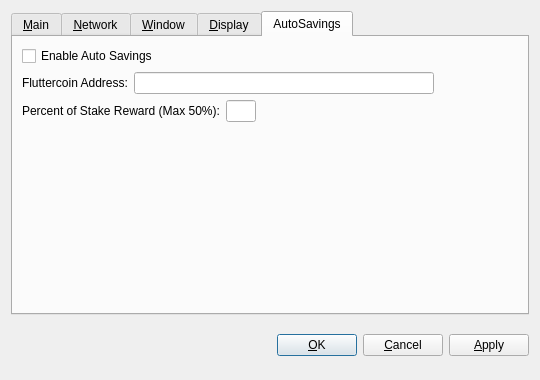
ofeefee/fluttercoin, file src/qt/forms/optionsdialog.ui: the form before one commit.
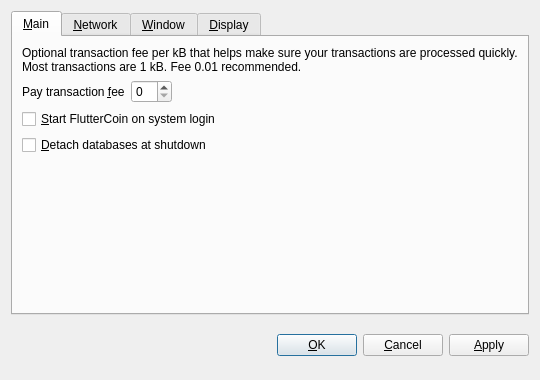
The form after the commit. The open tabs and pages were chosen to show the change. Custom widgets are drawn as their Qt base class.

Commit message: revert options gui

```diff
--- a/src/qt/forms/optionsdialog.ui
+++ b/src/qt/forms/optionsdialog.ui
@@ -367,132 +367,7 @@
         </spacer>
        </item>
       </layout>
-     </widget>
-     <widget class="QWidget" name="tabAutoSavings">
-      <attribute name="title">
-       <string>AutoSavings</string>
-      </attribute>
-      <layout class="QVBoxLayout" name="verticalLayout_AutoSavings">
-       <item>
-        <widget class="QCheckBox" name="autoSavingsFeatures">
-         <property name="toolTip">
-          <string>help help</string>
-         </property>
-         <property name="text">
-          <string>Enable Auto Savings</string>
-         </property>
-        </widget>
-       </item>
-       <item>
-        <layout class="QHBoxLayout" name="horizontalLayout_AutoSavingsiAddress">
-         <item>
-          <widget class="QLabel" name="autoSavingsAddressLabel">
-           <property name="text">
-            <string>Fluttercoin Address:</string>
-           </property>
-           <property name="textFormat">
-            <enum>Qt::PlainText</enum>
-           </property>
-           <property name="buddy">
-            <cstring>autoSavingsAddress</cstring>
-           </property>
-          </widget>
-         </item>
-         <item>
-          <widget class="QValidatedLineEdit" name="autoSavingsAddress">
-           <property name="minimumSize">
-            <size>
-             <width>300</width>
-             <height>0</height>
-            </size>
-           </property>
-           <property name="maximumSize">
-            <size>
-             <width>300</width>
-             <height>16777215</height>
-            </size>
-           </property>
-           <property name="toolTip">
-            <string>help help</string>
-           </property>
-          </widget>
-         </item>
-         <item>
-          <spacer name="horizontalSpacer_3">
-           <property name="orientation">
-            <enum>Qt::Horizontal</enum>
-           </property>
-           <property name="sizeType">
-            <enum>QSizePolicy::Expanding</enum>
-           </property>
-           <property name="sizeHint" stdset="0">
-            <size>
-             <width>40</width>
-             <height>20</height>
-            </size>
-           </property>
-          </spacer>
-         </item>
-        </layout>
-       </item>
-       <item>
-        <layout class="QHBoxLayout" name="horizontalLayout_AutoSavingsPercent">
-         <item>
-          <widget class="QLabel" name="autoSavingsPercentLabel">
-           <property name="text">
-            <string>Percent of Stake Reward (Max 50%):</string>
-           </property>
-           <property name="textFormat">
-            <enum>Qt::PlainText</enum>
-           </property>
-           <property name="buddy">
-            <cstring>autoSavingsPercent</cstring>
-           </property>
-          </widget>
-         </item>
-         <item>
-          <widget class="QValidatedLineEdit" name="autoSavingsPercent">
-           <property name="maximumSize">
-            <size>
-             <width>30</width>
-             <height>16777215</height>
-            </size>
-           </property>
-           <property name="toolTip">
-            <string>help help</string>
-           </property>
-          </widget>
-         </item>
-         <item>
-          <spacer name="horizontalSpacer">
-           <property name="orientation">
-            <enum>Qt::Horizontal</enum>
-           </property>
-           <property name="sizeHint" stdset="0">
-            <size>
-             <width>40</width>
-             <height>20</height>
-            </size>
-           </property>
-          </spacer>
-         </item>
-        </layout>
-       </item>
-       <item>
-        <spacer name="verticalSpacer_Window">
-         <property name="orientation">
-          <enum>Qt::Vertical</enum>
-         </property>
-         <property name="sizeHint" stdset="0">
-          <size>
-           <width>20</width>
-           <height>40</height>
-          </size>
-         </property>
-        </spacer>
-       </item>
-      </layout>
-     </widget>
+     </widget>   
     </widget>
    </item>
    <item>
```
